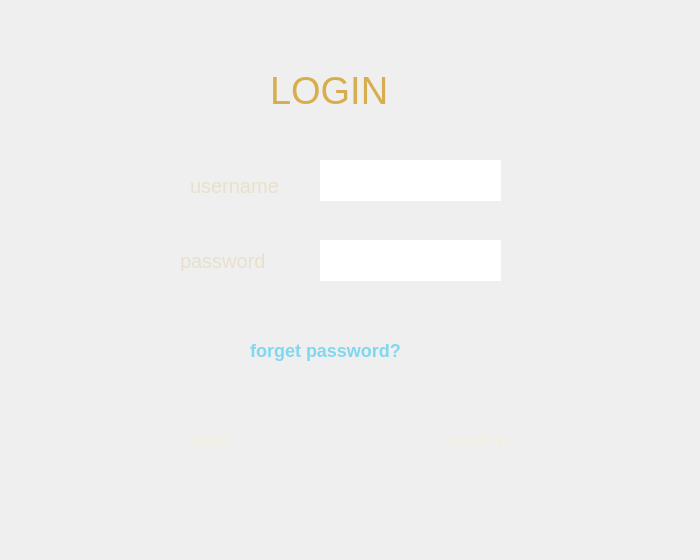
The window that authpage.ui (mobinaebrahim/Slay-The-Spire) describes before a commit, drawn with Qt 5.
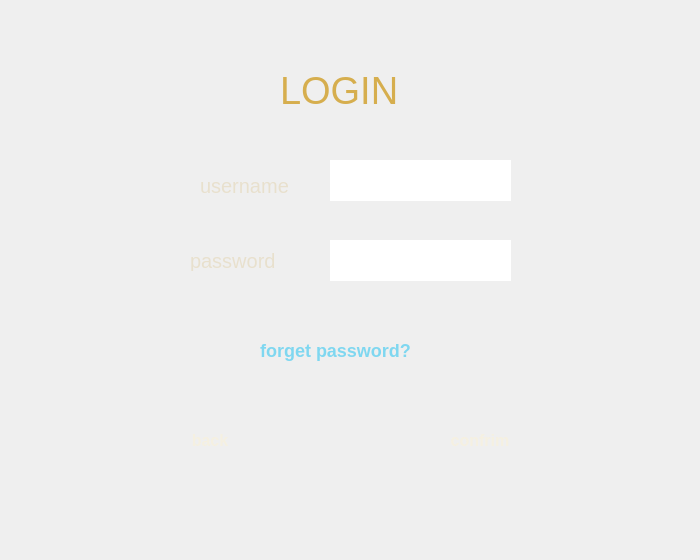
The same window after the commit. Icons and pictures are not drawn.

Patch:
```diff
--- a/authpage.ui
+++ b/authpage.ui
@@ -19,7 +19,7 @@
   <widget class="QStackedWidget" name="stackedWidget">
    <property name="geometry">
     <rect>
-     <x>-10</x>
+     <x>0</x>
      <y>0</y>
      <width>701</width>
      <height>561</height>
```
